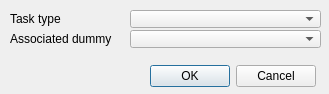
This is ui/qdlgpathplanningaddnew.ui in CoppeliaRobotics/coppeliaSimLib as Qt 5 draws it before an edit. The edited form follows.
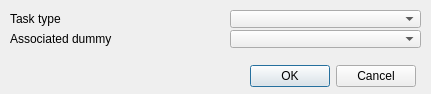
This is the edited form.

What changed in the file:
```diff
--- a/ui/qdlgpathplanningaddnew.ui
+++ b/ui/qdlgpathplanningaddnew.ui
@@ -6,7 +6,7 @@
    <rect>
     <x>0</x>
     <y>0</y>
-    <width>329</width>
+    <width>431</width>
     <height>94</height>
    </rect>
   </property>
@@ -21,7 +21,7 @@
     <rect>
      <x>10</x>
      <y>10</y>
-     <width>121</width>
+     <width>201</width>
      <height>18</height>
     </rect>
    </property>
@@ -32,7 +32,7 @@
   <widget class="QComboBox" name="qqTaskType">
    <property name="geometry">
     <rect>
-     <x>130</x>
+     <x>230</x>
      <y>10</y>
      <width>191</width>
      <height>18</height>
@@ -44,7 +44,7 @@
     <rect>
      <x>10</x>
      <y>30</y>
-     <width>121</width>
+     <width>211</width>
      <height>18</height>
     </rect>
    </property>
@@ -55,7 +55,7 @@
   <widget class="QComboBox" name="qqDummy">
    <property name="geometry">
     <rect>
-     <x>130</x>
+     <x>230</x>
      <y>30</y>
      <width>191</width>
      <height>18</height>
@@ -67,7 +67,7 @@
     <rect>
      <x>15</x>
      <y>60</y>
-     <width>301</width>
+     <width>401</width>
      <height>32</height>
     </rect>
    </property>
```
